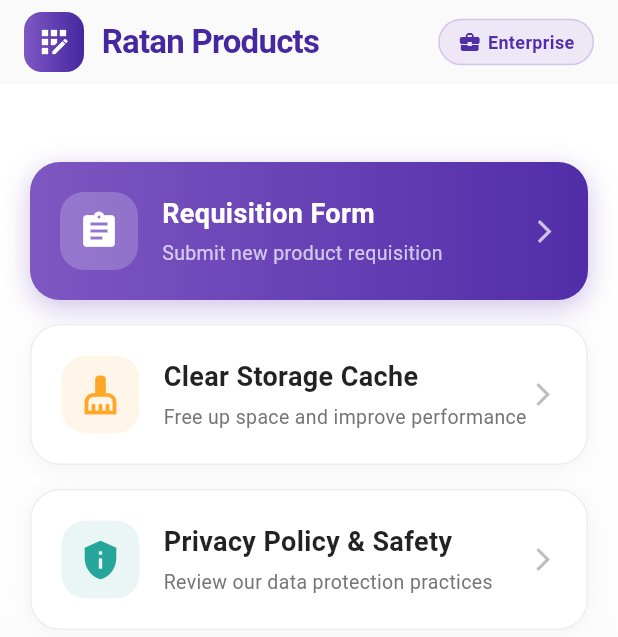
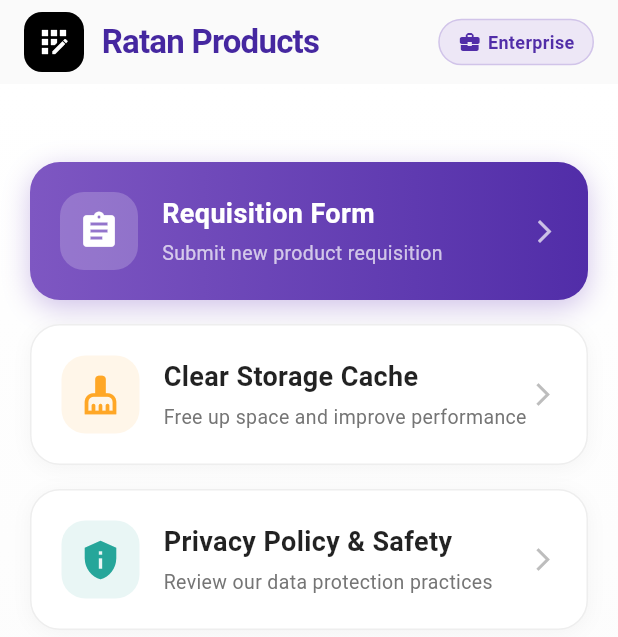
Before and after one commit to sharifWebDev/requisition-flutter-app, a Flutter app: the screen it shows after launch, on a phone screen of 412 x 824 dp. Shown: the top 637 px of the screen. Run offline on Flutter 3.47's test engine with Material 3 defaults, Android fonts, the phone set to English and light mode, and no system bars; our stand-ins replace google_mobile_ads, permission_handler, shared_preferences, shimmer; missing offline and left inert: flutter_download_manager, flutter_inappwebview; network calls fail.

Commit message:
Refactor HomeScreen UI: Change gradient background to solid black for action card

```diff
--- a/lib/home_screen.dart
+++ b/lib/home_screen.dart
@@ -103,12 +103,7 @@ class _HomeScreenState extends State<HomeScreen>
           Container(
             padding: const EdgeInsets.all(8),
             decoration: BoxDecoration(
-              gradient: LinearGradient(
-                colors: [
-                  Colors.deepPurple.shade400,
-                  Colors.deepPurple.shade800,
-                ],
-              ),
+              color: Colors.black,
               borderRadius: BorderRadius.circular(12),
             ),
             child: const Icon(
```
Also changed, not shown: 1 other file.
